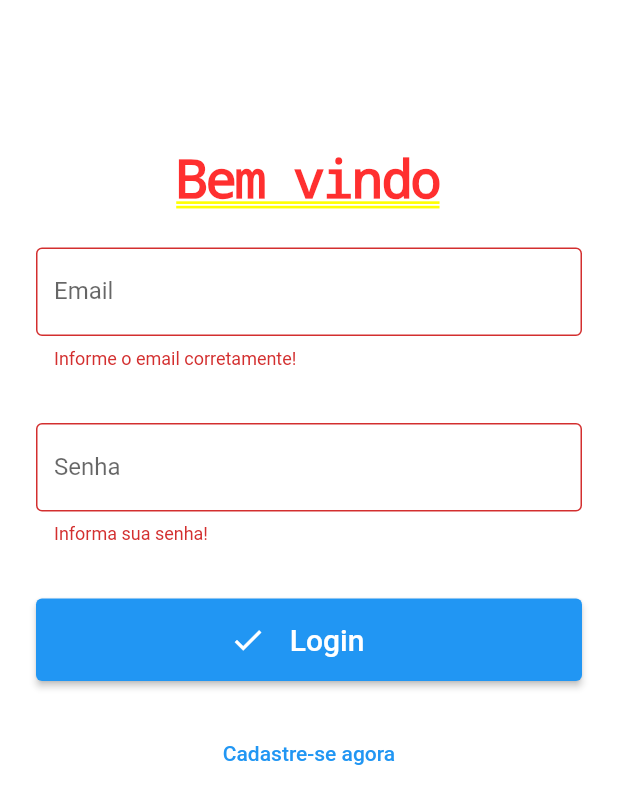
After one commit to lucasbarretoluz/AppGerenciamentoFinanceiro, a Flutter app: the screen it shows after launch, after a tap on "Login", on a phone screen of 412 x 824 dp. The commit adds this screen. Shown: the top 804 px of the screen. Run offline on Flutter 3.47's test engine with Material 2 defaults, Android fonts, the phone set to English and light mode, and no system bars; our stand-ins replace firebase_auth, firebase_core, table_calendar; missing offline and left inert: flutter_barcode_scanner; accounts and stored records are empty.

Commit message:
Correções bugs a serem feitas

```diff
--- a/flutter_application/lib/main.dart
+++ b/flutter_application/lib/main.dart
@@ -1,10 +1,29 @@
+import 'package:firebase_core/firebase_core.dart';
+import 'firebase_options.dart';
 import 'package:flutter/material.dart';
 import 'package:flutter_application/src/config/route.dart';
+import 'package:flutter_application/src/pages/mainPage.dart';
+import 'package:flutter_application/src/services/auth_services.dart';
+import 'package:flutter_application/src/widgets/auth_check.dart';
 import 'package:intl/date_symbol_data_local.dart';
+import 'package:provider/provider.dart';
 import 'src/themes/theme.dart';
 
-void main() {
-  initializeDateFormatting().then((_) => runApp(MyApp()));
+void main() async {
+  WidgetsFlutterBinding.ensureInitialized();
+  await Firebase.initializeApp(
+    // options: DefaultFirebaseOptions.currentPlatform,
+  ); //inicializa o firebase
+  initializeDateFormatting().then(
+    (_) => runApp(
+      MultiProvider(
+        providers: [
+          ChangeNotifierProvider(create: (context) => AuthService()),
+        ],
+        child: MyApp(),
+      ),
+    ),
+  );
 }
 
 class MyApp extends StatelessWidget {
@@ -12,24 +31,12 @@ class MyApp extends StatelessWidget {
   Widget build(BuildContext context) {
     return MaterialApp(
       title: 'NF-DosGu ',
-      theme: AppTheme.lightTheme.copyWith(
-          // textTheme: GoogleFonts.mulishTextTheme(
+      theme: AppTheme.lightTheme.copyWith(),
+      debugShowCheckedModeBanner: false,
 
-          //   Theme.of(context).textTheme,
-          // ),
-          ),
-      debugShowCheckedModeBanner: false,
-      routes: Routes.getRoute(),
-      // onGenerateRoute: (RouteSettings settings) {
-      //   if (settings.name.contains('detail')) {
-      //     return CustomRoute<bool>(
-      //         builder: (BuildContext context) => ProductDetailPage());
-      //   } else {
-      //     return CustomRoute<bool>(
-      //         builder: (BuildContext context) => MainPage());
-      //   }
-      // },
-      initialRoute: '/',
+      home: AuthCheck(),
+      // routes: Routes.getRoute(),
+      // initialRoute: '/',
     );
   }
 }
--- a/flutter_application/lib/src/pages/homePage.dart
+++ b/flutter_application/lib/src/pages/homePage.dart
@@ -1,4 +1,4 @@
-import 'package:flutter/gestures.dart';
+// import 'package:flutter/gestures.dart';
 import 'package:flutter/material.dart';
 import 'package:flutter_application/src/themes/light_color.dart';
 import 'package:flutter_application/src/themes/theme.dart';
--- /dev/null
+++ b/flutter_application/lib/src/pages/loginPage.dart
@@ -0,0 +1,173 @@
+import 'package:flutter/material.dart';
+import 'package:flutter_application/src/services/auth_services.dart';
+
+class LoginPage extends StatefulWidget {
+  const LoginPage({Key? key}) : super(key: key);
+
+  @override
+  _LoginPageState createState() => _LoginPageState();
+}
+
+class _LoginPageState extends State<LoginPage> {
+  final formKey = GlobalKey<FormState>();
+  final email = TextEditingController();
+  final senha = TextEditingController();
+
+  bool isLogin = true;
+  late String titulo;
+  late String actionButton;
+  late String toggleButton;
+   bool loading = false;
+
+
+
+  @override
+  void initState() {
+    super.initState();
+    setFormAction(true);
+  }
+
+  setFormAction(bool action) {
+    setState(() {
+      if (isLogin) {
+        titulo = 'Bem vindo';
+        actionButton = 'Login';
+        toggleButton = 'Cadastre-se agora';
+      } else {
+        titulo = 'Crie sua conta';
+        actionButton = 'Cadastrar';
+        toggleButton = 'Voltar ao Login';
+      }
+    });
+  }
+
+  login() async {
+    setState(() => loading = true);
+    try {
+      await context.read<AuthService>().login(email.text, senha.text);
+    } on AuthException catch (e) {
+      setState(() => loading = false);
+      ScaffoldMessenger.of(context)
+          .showSnackBar(SnackBar(content: Text(e.message)));
+    }
+  }
+
+  registrar() async {
+    setState(() => loading = true);
+    try {
+      await context.read<AuthService>().registrar(email.text, senha.text);
+    } on AuthException catch (e) {
+      setState(() => loading = false);
+      ScaffoldMessenger.of(context)
+          .showSnackBar(SnackBar(content: Text(e.message)));
+    }
+  }
+
+  @override
+  Widget build(BuildContext context) {
+    return Container(
+      child: SingleChildScrollView(
+        child: Padding(
+          padding: EdgeInsets.only(top: 100),
+          child: Form(
+            key: formKey,
+            child: Column(
+              mainAxisAlignment: MainAxisAlignment.center,
+              children: [
+                Text(
+                  titulo,
+                  style: TextStyle(
+                    fontSize: 35,
+                    fontWeight: FontWeight.bold,
+                    letterSpacing: -1.5,
+                  ),
+                ),
+                 Padding(
+                  padding: EdgeInsets.all(24),
+                  child: TextFormField(
+                    controller: email,
+                    decoration: InputDecoration(
+                      border: OutlineInputBorder(),
+                      labelText: 'Email',
+                    ),
+                    keyboardType: TextInputType.emailAddress,
+                    validator: (value) {
+                      if (value!.isEmpty) {
+                        return 'Informe o email corretamente!';
+                      }
+                      return null;
+                    },
+                  ),
+                ),
+                 Padding(
+                  padding:
+                      EdgeInsets.symmetric(vertical: 12.0, horizontal: 24.0),
+                  child: TextFormField(
+                    controller: senha,
+                    obscureText: true,
+                    decoration: InputDecoration(
+                      border: OutlineInputBorder(),
+                      labelText: 'Senha',
+                    ),
+                    validator: (value) {
+                      if (value!.isEmpty) {
+                        return 'Informa sua senha!';
+                      } else if (value.length < 6) {
+                        return 'Sua senha deve ter no mínimo 6 caracteres';
+                      }
+                      return null;
+                    },
+                  ),
+                ),
+                Padding(
+                  padding: EdgeInsets.all(24.0),
+                  child: ElevatedButton(
+                    onPressed: () {
+                      if (formKey.currentState!.validate()) {
+                        if (isLogin) {
+                          login();
+                        } else {
+                          registrar();
+                        }
+                      }
+                    },
+                    child: Row(
+                      mainAxisAlignment: MainAxisAlignment.center,
+                      children: (loading)
+                          ? [
+                              Padding(
+                                padding: EdgeInsets.all(16),
+                                child: SizedBox(
+                                  width: 24,
+                                  height: 24,
+                                  child: CircularProgressIndicator(
+                                    color: Colors.white,
+                                  ),
+                                ),
+                              )
+                            ]
+                          : [
+                              Icon(Icons.check),
+                              Padding(
+                                padding: EdgeInsets.all(16.0),
+                                child: Text(
+                                  actionButton,
+                                  style: TextStyle(fontSize: 20),
+                                ),
+                              ),
+                            ],
+                    ),
+                  ),
+                ),
+                TextButton(
+                  onPressed: () => setFormAction(!isLogin),
+                  child: Text(toggleButton),
+                ),
+              ],
+            ),
+          ),
+        ),
+      ),
+    );
+  }
+}
--- /dev/null
+++ b/flutter_application/lib/src/services/auth_services.dart
@@ -0,0 +1,57 @@
+import 'package:firebase_auth/firebase_auth.dart';
+import 'package:flutter/material.dart';
+
+
+
+//Validar se ouve alguma mudança de autenticação
+class AuthService extends ChangeNotifier{
+  FirebaseAuth _auth = FirebaseAuth.instance;
+  User? usuario;
+  bool isLoading = true;
+
+  AuthService(){
+    _authCheck();
+  }
+
+  _authCheck(){
+    _auth.authStateChanges().listen((User? user) {
+      usuario = (user == null) ? null : user;
+      isLoading = false;
+      notifyListeners(); //executa todas as funções
+     });
+  }
+   _getUser() {
+    usuario = _auth.currentUser;
+    notifyListeners();
+  }
+  registrar(String email, String senha) async {
+    try {
+      await _auth.createUserWithEmailAndPassword(email: email, password: senha);
+      _getUser();
+    } on FirebaseAuthException catch (e) {
+      if (e.code == 'weak-password') {
+        throw AuthException('A senha é muito fraca!');
+      } else if (e.code == 'email-already-in-use') {
+        throw AuthException('Este email já está cadastrado');
+      }
+    }
+  }
+
+  login(String email, String senha) async {
+    try {
+      await _auth.signInWithEmailAndPassword(email: email, password: senha);
+      _getUser();
+    } on FirebaseAuthException catch (e) {
+      if (e.code == 'user-not-found') {
+        throw AuthException('Email não encontrado. Cadastre-se.');
+      } else if (e.code == 'wrong-password') {
+        throw AuthException('Senha incorreta. Tente novamente');
+      }
+    }
+  }
+
+  logout() async {
+    await _auth.signOut();
+    _getUser();
+  }
+}
--- /dev/null
+++ b/flutter_application/lib/src/widgets/auth_check.dart
@@ -0,0 +1,33 @@
+import 'package:flutter/material.dart';
+import 'package:flutter_application/src/pages/loginPage.dart';
+import 'package:flutter_application/src/pages/mainPage.dart';
+import 'package:flutter_application/src/services/auth_services.dart';
+import "package:provider/provider.dart";
+
+class AuthCheck extends StatefulWidget {
+  AuthCheck({Key? key}) : super(key: key);
+
+  @override
+  _AuthCheckState createState() => _AuthCheckState();
+}
+
+class _AuthCheckState extends State<AuthCheck> {
+  @override
+  Widget build(BuildContext context) {
+    AuthService auth = Provider.of<AuthService>(context);
+
+    if (auth.isLoading)
+      return loading();
+    else if (auth.usuario == null)
+      return LoginPage();
+    else
+      return MainPage(title: '');
+  }
+
+  loading() {
+    return Scaffold(
+        body: Center(
+      child: CircularProgressIndicator(),
+    ));
+  }
+}
```
Also changed, not shown: flutter_application/lib/src/pages/config.dart (added, +23 -0 lines), flutter_application/lib/src/pages/mainPage.dart (+38 -17 lines), flutter_application/pubspec.yaml (+6 -2 lines), flutter_application/lib/firebase_options.dart (added), flutter_application/lib/src/pages/qrcodePage.dart (line endings or trailing spaces), flutter_application/pubspec.lock, 4 other files.
